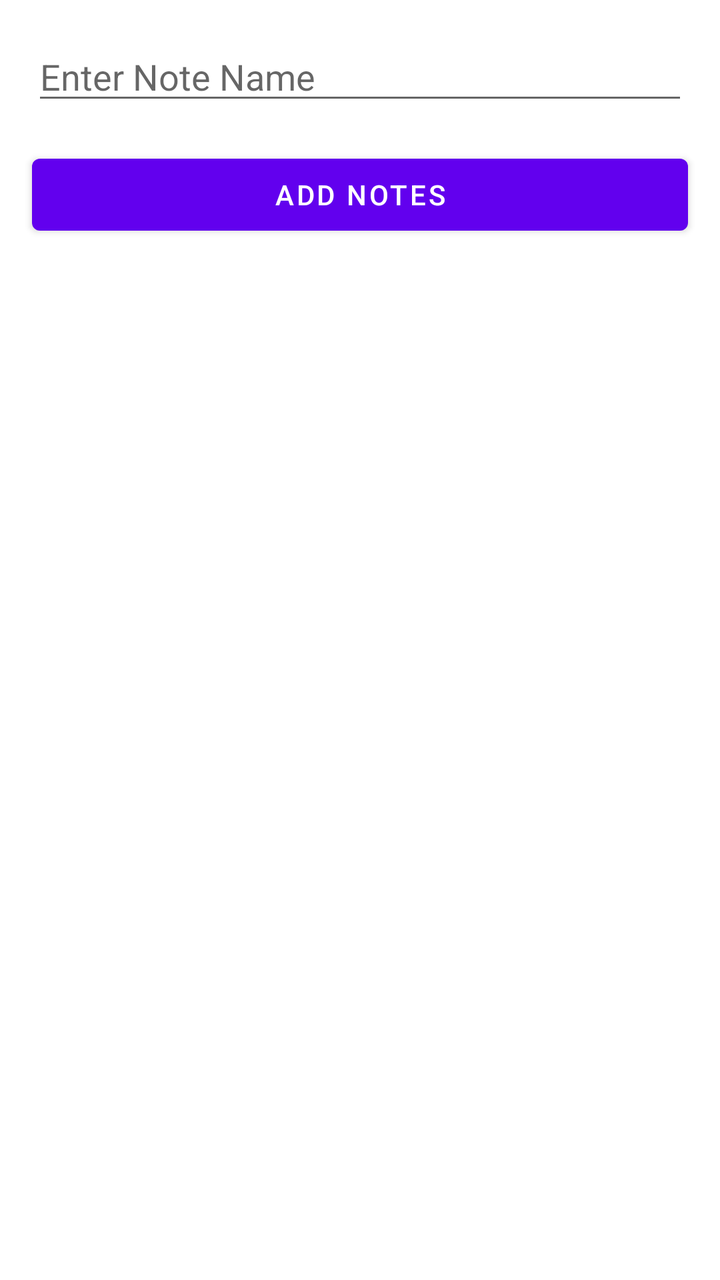
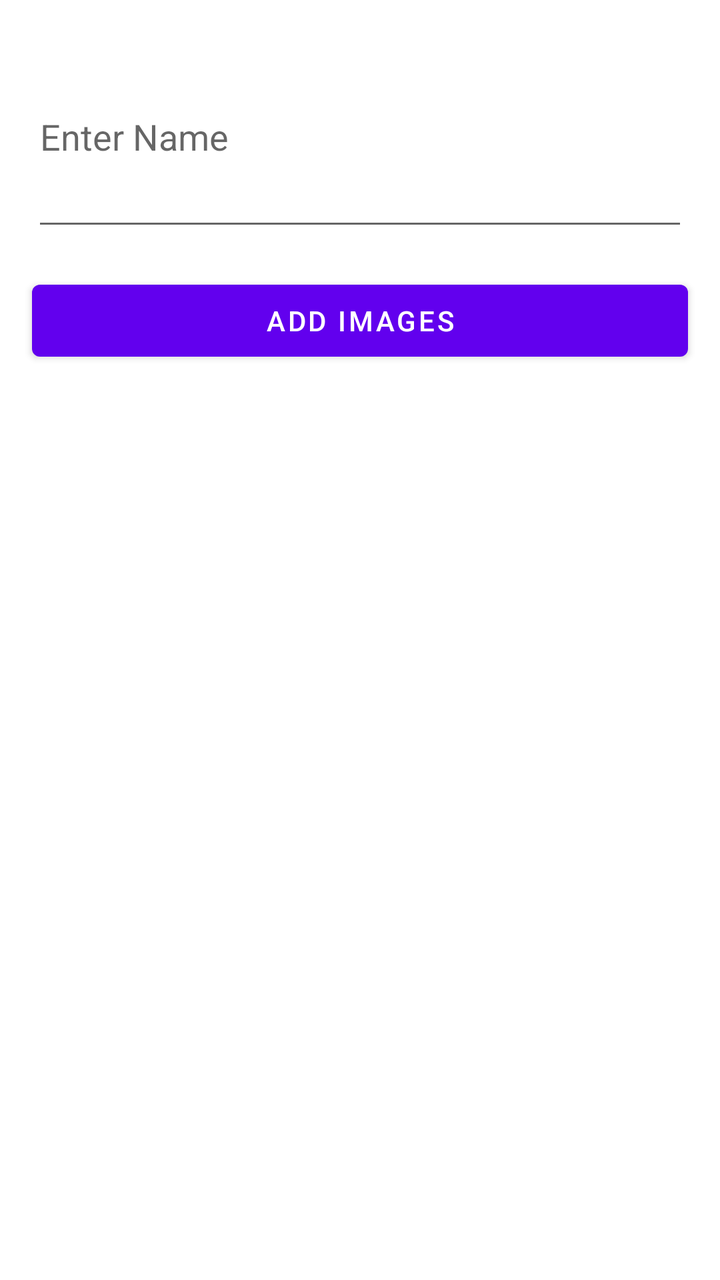

An Android layout rendered at two revisions. The XML below is the earlier revision; the diff shows what the commit changed to produce the second picture.
<!-- AndroidManifest.xml: application theme Theme.MyApplication -->
<!-- res/layout/file_upload_sheet.xml -->
<?xml version="1.0" encoding="utf-8"?>
<LinearLayout xmlns:android="http://schemas.android.com/apk/res/android"
    android:orientation="vertical"
    android:layout_width="match_parent"
    android:layout_height="wrap_content">
    <EditText
        android:id="@+id/upload_note_name"
        android:layout_width="match_parent"
        android:layout_height="wrap_content"
        android:hint="Enter Note Name"
        android:layout_marginVertical="16dp"
        android:layout_marginHorizontal="16dp"
        />
    <Button
        android:id="@+id/upload_note_btn"
        android:layout_width="match_parent"
        android:layout_height="wrap_content"
        android:text="Add Notes"

        android:layout_marginHorizontal="16dp"
        />

</LinearLayout>
<!-- resources referenced by this layout -->
<resources>
  <style name="Theme.MyApplication" parent="Theme.MaterialComponents.DayNight.DarkActionBar">
          
          <item name="colorPrimary">@color/purple_500</item>
          <item name="colorPrimaryVariant">@color/purple_700</item>
          <item name="colorOnPrimary">@color/white</item>
          
          <item name="colorSecondary">@color/teal_200</item>
          <item name="colorSecondaryVariant">@color/teal_700</item>
          <item name="colorOnSecondary">@color/black</item>
          
          <item name="android:statusBarColor">?attr/colorPrimaryVariant</item>
          
      </style>
  <color name="purple_500">#FF6200EE</color>
  <color name="purple_700">#FF3700B3</color>
  <color name="white">#FFFFFFFF</color>
  <color name="teal_200">#FF03DAC5</color>
  <color name="teal_700">#FF018786</color>
  <color name="black">#FF000000</color>
</resources>

<!-- the commit's change to res/layout/file_upload_sheet.xml (unified diff, before → after) -->
@@ -6,8 +6,10 @@
     <EditText
         android:id="@+id/upload_note_name"
         android:layout_width="match_parent"
+        android:paddingVertical="40dp"
+
         android:layout_height="wrap_content"
-        android:hint="Enter Note Name"
+        android:hint="Enter Name"
         android:layout_marginVertical="16dp"
         android:layout_marginHorizontal="16dp"
         />
@@ -15,7 +17,7 @@
         android:id="@+id/upload_note_btn"
         android:layout_width="match_parent"
         android:layout_height="wrap_content"
-        android:text="Add Notes"
+        android:text="Add Images"
 
         android:layout_marginHorizontal="16dp"
         />
